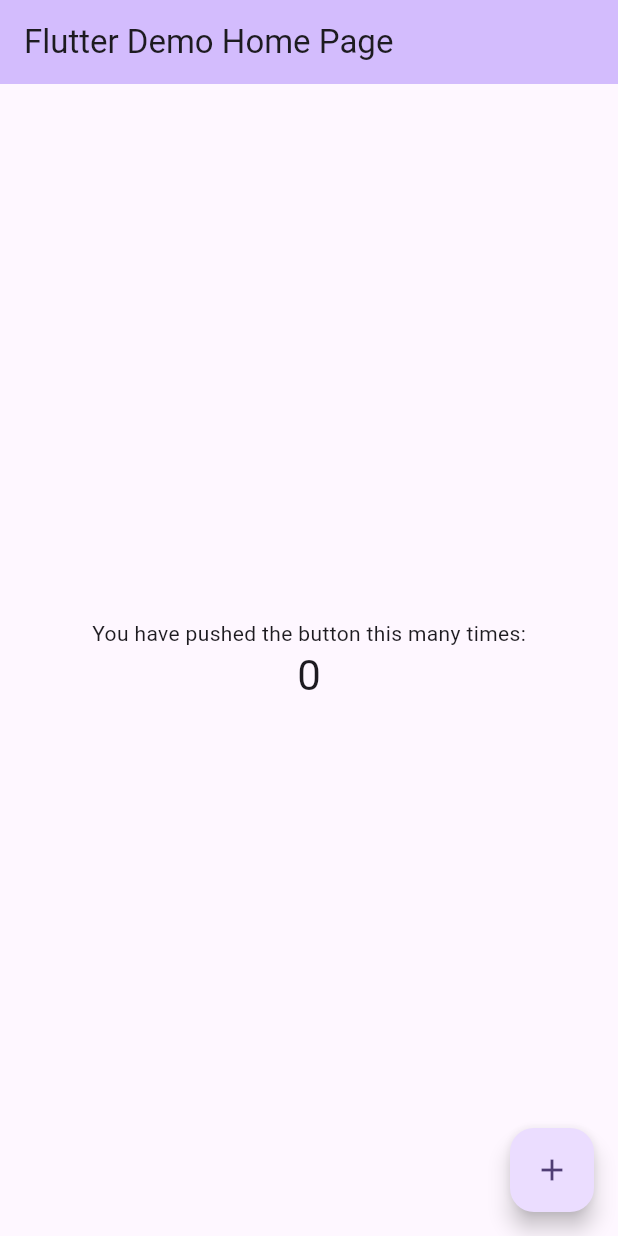
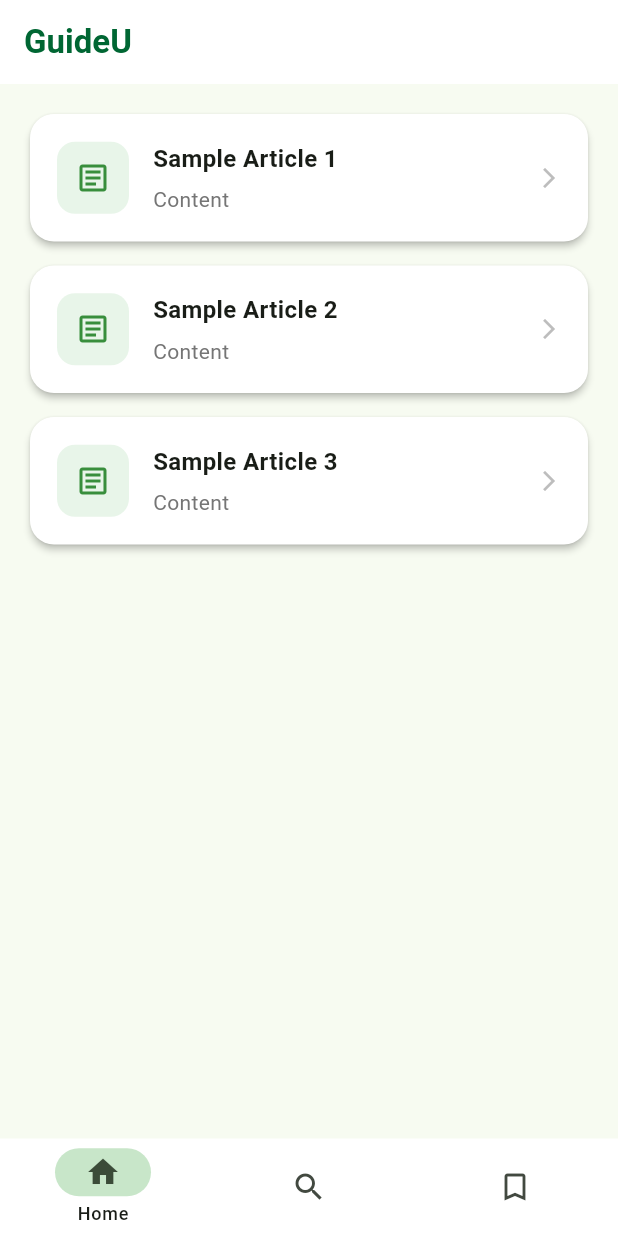
Before and after one commit to ascxiao/guide-u, a Flutter app: the screen it shows after launch, on a phone screen of 412 x 824 dp. Run offline on Flutter 3.47's test engine with Material 3 defaults, Android fonts, the light colour scheme and no system bars.

Commit message:
Initial Screen and Routes

```diff
--- a/frontend/guide_u_flutter/lib/main.dart
+++ b/frontend/guide_u_flutter/lib/main.dart
@@ -1,4 +1,5 @@
 import 'package:flutter/material.dart';
+import 'routes/app_routes.dart';
 
 void main() {
   runApp(const MyApp());
@@ -11,112 +12,14 @@ class MyApp extends StatelessWidget {
   @override
   Widget build(BuildContext context) {
     return MaterialApp(
-      title: 'Flutter Demo',
+      debugShowCheckedModeBanner: false,
+      title: 'GuideU Handbook',
       theme: ThemeData(
-        // This is the theme of your application.
-        //
-        // TRY THIS: Try running your application with "flutter run". You'll see
-        // the application has a purple toolbar. Then, without quitting the app,
-        // try changing the seedColor in the colorScheme below to Colors.green
-        // and then invoke "hot reload" (save your changes or press the "hot
-        // reload" button in a Flutter-supported IDE, or press "r" if you used
-        // the command line to start the app).
-        //
-        // Notice that the counter didn't reset back to zero; the application
-        // state is not lost during the reload. To reset the state, use hot
-        // restart instead.
-        //
-        // This works for code too, not just values: Most code changes can be
-        // tested with just a hot reload.
-        colorScheme: .fromSeed(seedColor: Colors.deepPurple),
+        colorScheme: ColorScheme.fromSeed(seedColor: Colors.green),
+        useMaterial3: true,
       ),
-      home: const MyHomePage(title: 'Flutter Demo Home Page'),
+      initialRoute: AppRoutes.main,
+      onGenerateRoute: AppRoutes.onGenerateRoute,
     );
   }
 }
-
-class MyHomePage extends StatefulWidget {
-  const MyHomePage({super.key, required this.title});
-
-  // This widget is the home page of your application. It is stateful, meaning
-  // that it has a State object (defined below) that contains fields that affect
-  // how it looks.
-
-  // This class is the configuration for the state. It holds the values (in this
-  // case the title) provided by the parent (in this case the App widget) and
-  // used by the build method of the State. Fields in a Widget subclass are
-  // always marked "final".
-
-  final String title;
-
-  @override
-  State<MyHomePage> createState() => _MyHomePageState();
-}
-
-class _MyHomePageState extends State<MyHomePage> {
-  int _counter = 0;
-
-  void _incrementCounter() {
-    setState(() {
-      // This call to setState tells the Flutter framework that something has
-      // changed in this State, which causes it to rerun the build method below
-      // so that the display can reflect the updated values. If we changed
-      // _counter without calling setState(), then the build method would not be
-      // called again, and so nothing would appear to happen.
-      _counter++;
-    });
-  }
-
-  @override
-  Widget build(BuildContext context) {
-    // This method is rerun every time setState is called, for instance as done
-    // by the _incrementCounter method above.
-    //
-    // The Flutter framework has been optimized to make rerunning build methods
-    // fast, so that you can just rebuild anything that needs updating rather
-    // than having to individually change instances of widgets.
-    return Scaffold(
-      appBar: AppBar(
-        // TRY THIS: Try changing the color here to a specific color (to
-        // Colors.amber, perhaps?) and trigger a hot reload to see the AppBar
-        // change color while the other colors stay the same.
-        backgroundColor: Theme.of(context).colorScheme.inversePrimary,
-        // Here we take the value from the MyHomePage object that was created by
-        // the App.build method, and use it to set our appbar title.
-        title: Text(widget.title),
-      ),
-      body: Center(
-        // Center is a layout widget. It takes a single child and positions it
-        // in the middle of the parent.
-        child: Column(
-          // Column is also a layout widget. It takes a list of children and
-          // arranges them vertically. By default, it sizes itself to fit its
-          // children horizontally, and tries to be as tall as its parent.
-          //
-          // Column has various properties to control how it sizes itself and
-          // how it positions its children. Here we use mainAxisAlignment to
-          // center the children vertically; the main axis here is the vertical
-          // axis because Columns are vertical (the cross axis would be
-          // horizontal).
-          //
-          // TRY THIS: Invoke "debug painting" (choose the "Toggle Debug Paint"
-          // action in the IDE, or press "p" in the console), to see the
-          // wireframe for each widget.
-          mainAxisAlignment: .center,
-          children: [
-            const Text('You have pushed the button this many times:'),
-            Text(
-              '$_counter',
-              style: Theme.of(context).textTheme.headlineMedium,
-            ),
-          ],
-        ),
-      ),
-      floatingActionButton: FloatingActionButton(
-        onPressed: _incrementCounter,
-        tooltip: 'Increment',
-        child: const Icon(Icons.add),
-      ),
-    );
-  }
-}
--- /dev/null
+++ b/frontend/guide_u_flutter/lib/routes/app_routes.dart
@@ -0,0 +1,39 @@
+import 'package:flutter/material.dart';
+import '../views/handbook_main_page.dart';
+import '../views/handbook_article_page.dart';
+import '../views/handbook_saved_articles_page.dart';
+import '../views/handbook_search_screen.dart';
+
+class AppRoutes {
+  static const String main = '/';
+  static const String article = '/article';
+  static const String saved = '/saved';
+  static const String search = '/search';
+
+  static Route<dynamic>? onGenerateRoute(RouteSettings settings) {
+    switch (settings.name) {
+      case main:
+        return MaterialPageRoute(
+          builder: (_) => const HandbookMainPage(),
+        );
+      case article:
+        final args = settings.arguments as Map<String, dynamic>?;
+        return MaterialPageRoute(
+          builder: (_) => HandbookArticlePage(
+            articleTitle: args?['title']?.toString() ?? 'Article',
+            articleContent: args?['content']?.toString() ?? 'No content.',
+          ),
+        );
+      case saved:
+        return MaterialPageRoute(
+          builder: (_) => const HandbookSavedArticlesPage(),
+        );
+      case search:
+        return MaterialPageRoute(
+          builder: (_) => const HandbookSearchScreen(),
+        );
+      default:
+        return null;
+    }
+  }
+}
--- /dev/null
+++ b/frontend/guide_u_flutter/lib/views/handbook_bottom_nav_bar.dart
@@ -0,0 +1,77 @@
+import 'package:flutter/material.dart';
+import '../routes/app_routes.dart';
+import 'handbook_main_page.dart';
+import 'handbook_saved_articles_page.dart';
+import 'handbook_search_screen.dart';
+
+class HandbookBottomNavBar extends StatelessWidget {
+  final int currentIndex;
+
+  const HandbookBottomNavBar({
+    Key? key,
+    required this.currentIndex,
+  }) : super(key: key);
+
+  void _onItemTapped(BuildContext context, int index) {
+    if (index == currentIndex) return;
+
+    String route = AppRoutes.main;
+    switch (index) {
+      case 1:
+        route = AppRoutes.saved;
+        break;
+      case 2:
+        route = AppRoutes.search;
+        break;
+      default:
+        route = AppRoutes.main;
+    }
+
+    Navigator.of(context).pushAndRemoveUntil(
+      PageRouteBuilder(
+        pageBuilder: (context, animation, secondaryAnimation) {
+          switch (route) {
+            case AppRoutes.saved:
+              return const HandbookSavedArticlesPage();
+            case AppRoutes.search:
+              return const HandbookSearchScreen();
+            case AppRoutes.main:
+            default:
+              return const HandbookMainPage();
+          }
+        },
+        transitionDuration: Duration.zero,
+        reverseTransitionDuration: Duration.zero,
+      ),
+      (route) => false,
+    );
+  }
+
+  @override
+  Widget build(BuildContext context) {
+    return NavigationBar(
+      selectedIndex: currentIndex,
+      height: 65,
+      backgroundColor: Colors.white,
+      indicatorColor: Colors.green.shade100,
+      labelBehavior: NavigationDestinationLabelBehavior.onlyShowSelected,
+      onDestinationSelected: (index) => _onItemTapped(context, index),
+      destinations: const [
+        NavigationDestination(
+          icon: Icon(Icons.home_outlined),
+          selectedIcon: Icon(Icons.home),
+          label: "Home",
+        ),
+        NavigationDestination(
+          icon: Icon(Icons.search),
+          label: "Search",
+        ),
+        NavigationDestination(
+          icon: Icon(Icons.bookmark_border),
+          selectedIcon: Icon(Icons.bookmark),
+          label: "Saved",
+        ),
+      ],
+    );
+  }
+}
--- /dev/null
+++ b/frontend/guide_u_flutter/lib/views/handbook_main_page.dart
@@ -0,0 +1,112 @@
+import 'package:flutter/material.dart';
+import '../routes/app_routes.dart';
+import 'handbook_bottom_nav_bar.dart';
+
+class HandbookMainPage extends StatelessWidget {
+  const HandbookMainPage({Key? key}) : super(key: key);
+
+  @override
+  Widget build(BuildContext context) {
+    final sampleArticles = [
+      {'title': 'Sample Article 1', 'content': 'Content'},
+      {'title': 'Sample Article 2', 'content': 'Content'},
+      {'title': 'Sample Article 3', 'content': 'Content'},
+    ];
+
+    return Scaffold(
+      appBar: AppBar(
+        title: const Text(
+          'GuideU',
+          style: TextStyle(fontWeight: FontWeight.bold),
+        ),
+        elevation: 0,
+        backgroundColor: Colors.white,
+        foregroundColor: const Color(0xFF006633),
+      ),
+
+      body: ListView.builder(
+        padding: const EdgeInsets.all(20),
+        itemCount: sampleArticles.length,
+        itemBuilder: (context, index) {
+          final article = sampleArticles[index];
+
+          return Container(
+            margin: const EdgeInsets.only(bottom: 16),
+            child: Material(
+              elevation: 2,
+              borderRadius: BorderRadius.circular(16),
+              color: Colors.white,
+              child: InkWell(
+                borderRadius: BorderRadius.circular(16),
+                onTap: () {
+                  Navigator.pushNamed(
+                    context,
+                    AppRoutes.article,
+                    arguments: {
+                      'title': article['title'],
+                      'content': article['content'],
+                    },
+                  );
+                },
+                child: Padding(
+                  padding: const EdgeInsets.all(18),
+                  child: Row(
+                    children: [
+                      Container(
+                        padding: const EdgeInsets.all(12),
+                        decoration: BoxDecoration(
+                          color: Colors.green.shade50,
+                          borderRadius: BorderRadius.circular(12),
+                        ),
+                        child: Icon(
+                          Icons.article_outlined,
+                          color: Colors.green.shade700,
+                        ),
+                      ),
+
+                      const SizedBox(width: 16),
+
+                      Expanded(
+                        child: Column(
+                          crossAxisAlignment: CrossAxisAlignment.start,
+                          children: [
+                            Text(
+                              article['title']!,
+                              style: const TextStyle(
+                                fontSize: 16,
+                                fontWeight: FontWeight.bold,
+                              ),
+                            ),
+
+                            const SizedBox(height: 6),
+
+                            Text(
+                              article['content']!,
+                              maxLines: 2,
+                              overflow: TextOverflow.ellipsis,
+                              style: TextStyle(
+                                color: Colors.grey.shade600,
+                              ),
+                            ),
+                          ],
+                        ),
+                      ),
+
+                      Icon(
+                        Icons.arrow_forward_ios,
+                        size: 16,
+                        color: Colors.grey.shade400,
+                      )
+                    ],
+                  ),
+                ),
+              ),
+            ),
+          );
+        },
+      ),
+
+      bottomNavigationBar: const HandbookBottomNavBar(currentIndex: 0),
+    );
+  }
+}
```
Also changed, not shown: frontend/guide_u_flutter/lib/views/handbook_article_page.dart (added, +57 -0 lines), frontend/guide_u_flutter/lib/views/handbook_saved_articles_page.dart (added, +41 -0 lines), frontend/guide_u_flutter/lib/views/handbook_search_screen.dart (added, +71 -0 lines).
